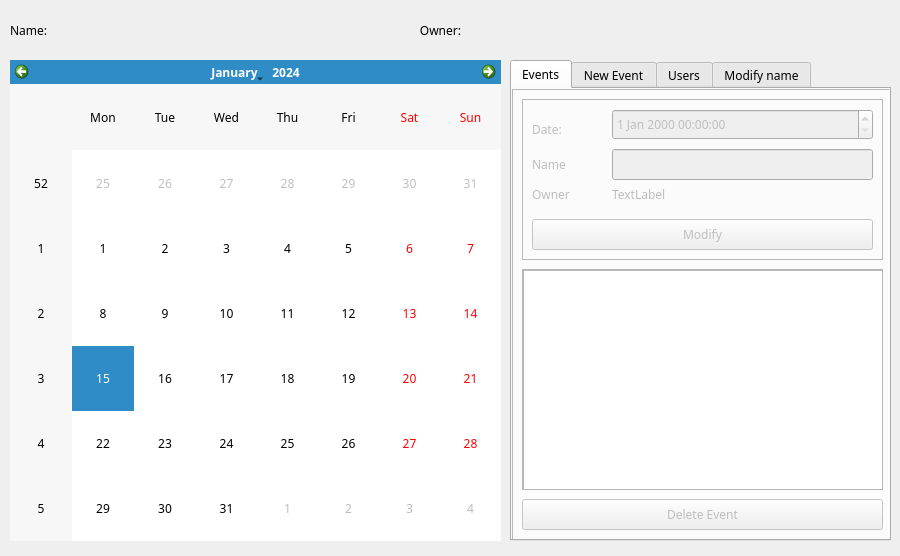
This is client/screenModels/calendar.ui in agak33/SK-PUT-project as Qt 5 draws it before an edit. The edited form follows.
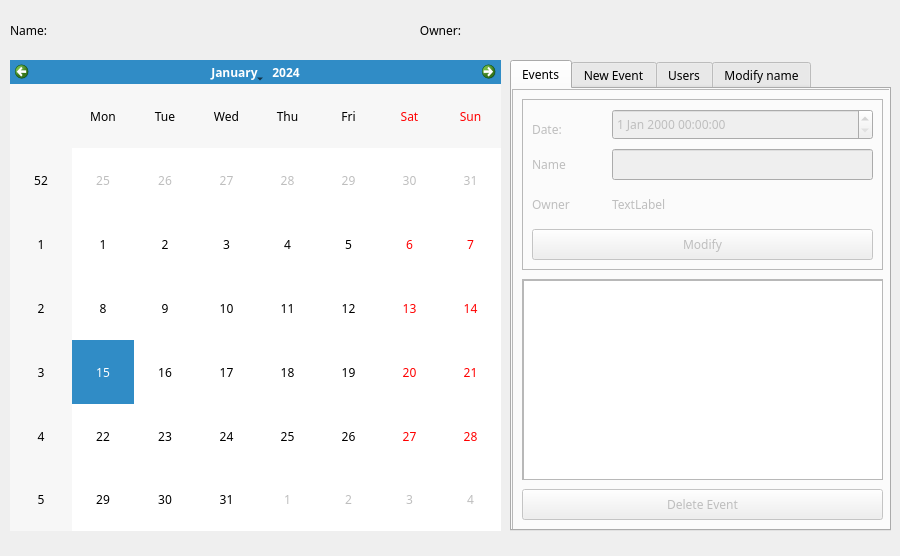
This is the edited form. The open tabs and pages were chosen to show the change.

What changed in the file:
```diff
--- a/client/screenModels/calendar.ui
+++ b/client/screenModels/calendar.ui
@@ -24,9 +24,16 @@
      <x>10</x>
      <y>60</y>
      <width>491</width>
-     <height>481</height>
+     <height>471</height>
     </rect>
    </property>
+   <property name="minimumDate">
+    <date>
+     <year>2000</year>
+     <month>1</month>
+     <day>1</day>
+    </date>
+   </property>
   </widget>
   <widget class="QLabel" name="nameLabel">
    <property name="geometry">
@@ -70,9 +77,9 @@
   <widget class="QLabel" name="ownerLabel">
    <property name="geometry">
     <rect>
-     <x>390</x>
+     <x>400</x>
      <y>10</y>
-     <width>71</width>
+     <width>61</width>
      <height>41</height>
     </rect>
    </property>
@@ -112,7 +119,7 @@
      <x>510</x>
      <y>60</y>
      <width>381</width>
-     <height>481</height>
+     <height>471</height>
     </rect>
    </property>
    <property name="currentIndex">
@@ -141,9 +148,9 @@
       <property name="geometry">
        <rect>
         <x>10</x>
-        <y>180</y>
+        <y>190</y>
         <width>361</width>
-        <height>221</height>
+        <height>201</height>
        </rect>
       </property>
       <property name="widgetResizable">
@@ -155,7 +162,7 @@
          <x>0</x>
          <y>0</y>
          <width>359</width>
-         <height>219</height>
+         <height>199</height>
         </rect>
        </property>
        <widget class="QListWidget" name="eventList">
@@ -164,7 +171,7 @@
           <x>0</x>
           <y>0</y>
           <width>361</width>
-          <height>221</height>
+          <height>201</height>
          </rect>
         </property>
        </widget>
@@ -177,7 +184,7 @@
       <property name="geometry">
        <rect>
         <x>10</x>
-        <y>410</y>
+        <y>400</y>
         <width>361</width>
         <height>31</height>
        </rect>
@@ -195,7 +202,7 @@
         <x>10</x>
         <y>10</y>
         <width>361</width>
-        <height>161</height>
+        <height>171</height>
        </rect>
       </property>
       <property name="frameShape">
@@ -208,7 +215,7 @@
        <property name="geometry">
         <rect>
          <x>10</x>
-         <y>120</y>
+         <y>130</y>
          <width>341</width>
          <height>31</height>
         </rect>
@@ -221,8 +228,8 @@
        <property name="geometry">
         <rect>
          <x>90</x>
-         <y>80</y>
-         <width>251</width>
+         <y>90</y>
+         <width>261</width>
          <height>31</height>
         </rect>
        </property>
@@ -283,7 +290,7 @@
        <property name="geometry">
         <rect>
          <x>10</x>
-         <y>80</y>
+         <y>90</y>
          <width>51</width>
          <height>31</height>
         </rect>
```
Left out of the diff: 38 changed lines with no effect on the pictures.
